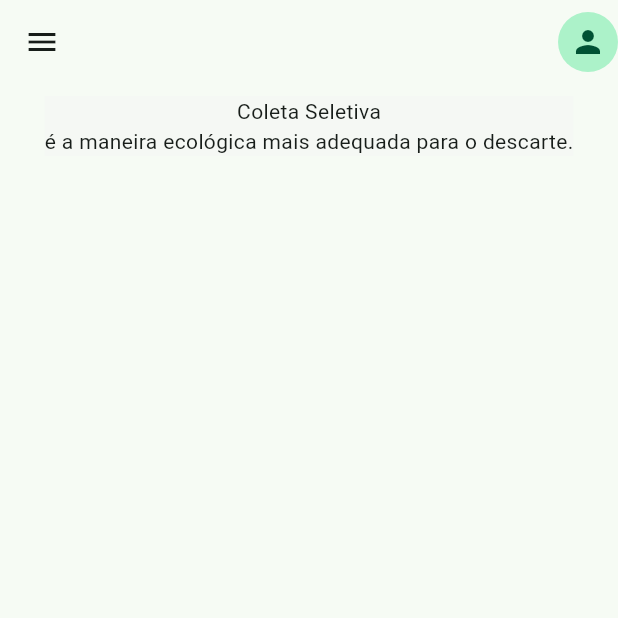
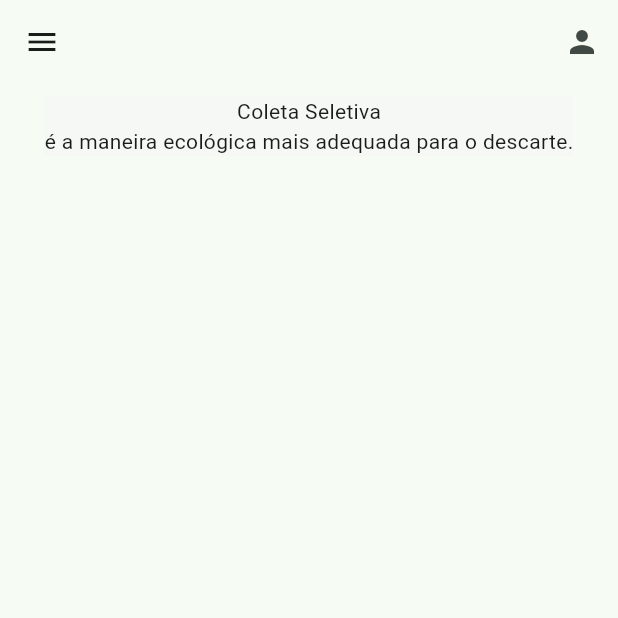
Before and after one commit to giovaneneves7/EcoColeta__MobileApp__, a Flutter app: the CatadorInicialPage screen opened directly, on a phone screen of 412 x 824 dp, the top half of it. Run offline on Flutter 3.47's test engine with Material 2 defaults, Android fonts, the light colour scheme and no system bars; our stand-ins replace geolocator, get, google_maps_flutter.

Commit message:
Edita AppBar

```diff
--- a/lib/src/pages/catador/catador_inicial_page.dart
+++ b/lib/src/pages/catador/catador_inicial_page.dart
@@ -1,4 +1,5 @@
 import 'package:flutter/material.dart';
+import 'package:ecocoleta/src/pages/user/user_settings_page.dart';
 import 'package:ecocoleta/src/pages/catador/catador_descartes_page.dart';
 
 class CatadorInicialPage extends StatelessWidget {
@@ -96,15 +97,12 @@ class CatadorInicialPage extends StatelessWidget {
             )
         ),
         appBar: AppBar(
-          actions: const [
-            Row(
-              children: [
-                CircleAvatar(
-                  child: Icon(
-                    Icons.person,
-                  ),
-                ),
-              ],
+          actions: [
+            IconButton(
+              icon: const Icon(Icons.person),
+              onPressed: () {
+                Navigator.of(context).push(MaterialPageRoute(builder: (context) => UserSettingsPage()));
+              },
             ),
           ],
         ),
```
